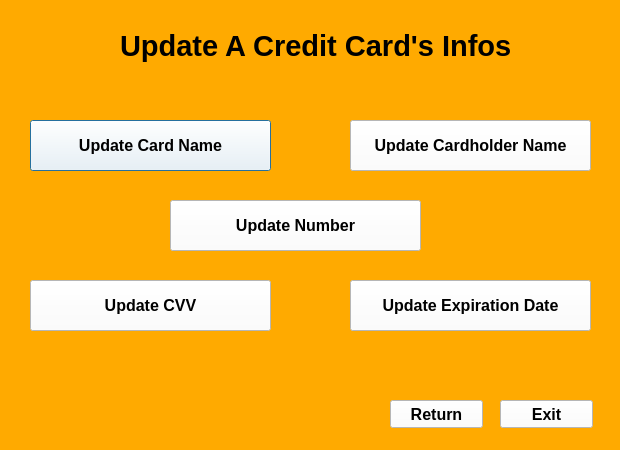
Qt form update_a_credit_card_infos.ui (Louay-Barraq/PasswordAndCreditCard-Manager) before a commit.
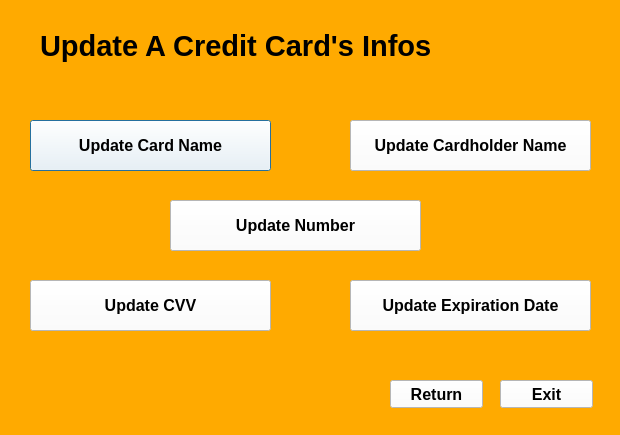
The same form after that commit.

Commit message: Added The Credit Card GUIs

```diff
--- a/update_a_credit_card_infos.ui
+++ b/update_a_credit_card_infos.ui
@@ -7,7 +7,7 @@
     <x>0</x>
     <y>0</y>
     <width>620</width>
-    <height>450</height>
+    <height>435</height>
    </rect>
   </property>
   <property name="windowTitle">
@@ -19,9 +19,9 @@
   <widget class="QLabel" name="label">
    <property name="geometry">
     <rect>
-     <x>120</x>
+     <x>40</x>
      <y>20</y>
-     <width>411</width>
+     <width>571</width>
      <height>51</height>
     </rect>
    </property>
@@ -113,7 +113,7 @@
    <property name="geometry">
     <rect>
      <x>500</x>
-     <y>400</y>
+     <y>380</y>
      <width>93</width>
      <height>28</height>
     </rect>
@@ -137,7 +137,7 @@
    <property name="geometry">
     <rect>
      <x>390</x>
-     <y>400</y>
+     <y>380</y>
      <width>93</width>
      <height>28</height>
     </rect>
```
The commit also changes 10 other files.
